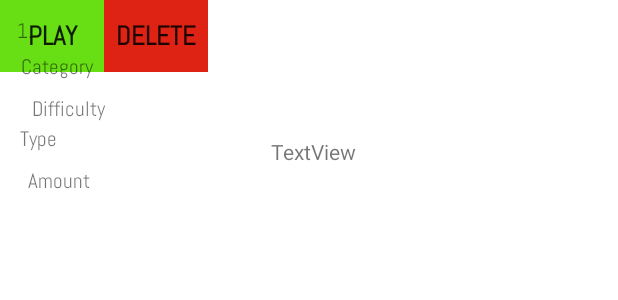
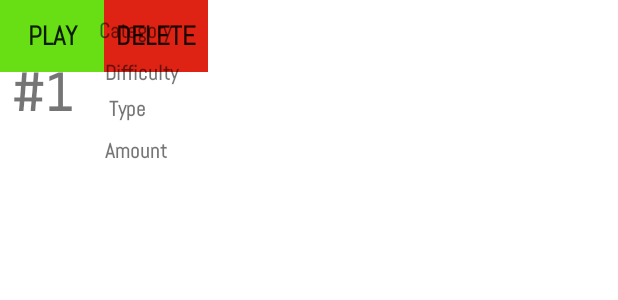
Before and after one commit to evericain01/AndroidApp, an Android app: the layout recycler_view_list.xml on its own in the app's theme, with its tools: preview values and no code run, on a phone screen of 412 x 824 dp. Shown: the top 300 px of the screen. Run offline under Robolectric (Android 15) with nearby library versions, the phone set to English and light mode, and no system bars; plain views replace SwipeRevealLayout.

Commit message:
Did minor changes the design.

```diff
--- a/QuizApp/app/build.gradle
+++ b/QuizApp/app/build.gradle
@@ -29,7 +29,7 @@ android {
 }
 
 dependencies {
-
+    implementation 'com.google.android.material:material:1.3.0'
     implementation 'com.chauthai.swipereveallayout:swipe-reveal-layout:1.4.1'
     implementation 'androidx.appcompat:appcompat:1.2.0'
     implementation 'com.google.android.material:material:1.3.0'
--- a/QuizApp/app/src/main/java/com/example/quizapp/OptionsActivity.java
+++ b/QuizApp/app/src/main/java/com/example/quizapp/OptionsActivity.java
@@ -66,7 +66,6 @@ public class OptionsActivity extends AppCompatActivity {
         addToQueue.setOnClickListener(new View.OnClickListener() {
             @Override
             public void onClick(View v) {
-
                 int chosenCategory = category.getSelectedItemPosition() + 9;
                 String chosenDifficulty = difficulty.getSelectedItem().toString().toLowerCase();
                 String chosenType = type.getSelectedItem().toString();
@@ -88,6 +87,7 @@ public class OptionsActivity extends AppCompatActivity {
 
                 // Storing this quiz into the current user's QUEUE LIST.
                 db.addQuizToQueue(currentUserID, amountOfQuestions, chosenCategory, chosenDifficulty, chosenType);
+                Toast.makeText(OptionsActivity.this, "Quiz Added To Queue.", Toast.LENGTH_SHORT).show();
             }
         });
 
--- a/QuizApp/app/src/main/java/com/example/quizapp/QuestionHandler.java
+++ b/QuizApp/app/src/main/java/com/example/quizapp/QuestionHandler.java
@@ -12,7 +12,6 @@ public class QuestionHandler extends ApiHandler {
     private int category;
     private String difficulty;
     private String type;
-
     private int id;
 
     private ArrayList<String> questions;
--- a/QuizApp/app/src/main/res/layout/recycler_view_list.xml
+++ b/QuizApp/app/src/main/res/layout/recycler_view_list.xml
@@ -49,16 +49,16 @@
         android:orientation="horizontal"
         android:padding="7dp">
 
-
         <TextView
             android:id="@+id/categoryText"
             android:layout_width="241dp"
             android:layout_height="24dp"
-            android:layout_marginTop="28dp"
+            android:layout_marginTop="4dp"
             android:fontFamily="@font/abel_font"
+            android:textStyle="bold"
             android:text="Category"
             app:layout_constraintEnd_toEndOf="parent"
-            app:layout_constraintHorizontal_bias="0.05"
+            app:layout_constraintHorizontal_bias="0.436"
             app:layout_constraintStart_toStartOf="parent"
             app:layout_constraintTop_toTopOf="parent" />
 
@@ -66,11 +66,12 @@
             android:id="@+id/difficultyText"
             android:layout_width="98dp"
             android:layout_height="20dp"
-            android:layout_marginTop="56dp"
+            android:layout_marginTop="32dp"
             android:fontFamily="@font/abel_font"
+            android:textStyle="bold"
             android:text="Difficulty"
             app:layout_constraintEnd_toEndOf="parent"
-            app:layout_constraintHorizontal_bias="0.051"
+            app:layout_constraintHorizontal_bias="0.226"
             app:layout_constraintStart_toStartOf="parent"
             app:layout_constraintTop_toTopOf="parent" />
 
@@ -78,11 +79,12 @@
             android:id="@+id/typeText"
             android:layout_width="143dp"
             android:layout_height="21dp"
-            android:layout_marginTop="76dp"
+            android:layout_marginTop="56dp"
             android:fontFamily="@font/abel_font"
+            android:textStyle="bold"
             android:text="Type"
             app:layout_constraintEnd_toEndOf="parent"
-            app:layout_constraintHorizontal_bias="0.026"
+            app:layout_constraintHorizontal_bias="0.283"
             app:layout_constraintStart_toStartOf="parent"
             app:layout_constraintTop_toTopOf="parent" />
 
@@ -90,34 +92,37 @@
             android:id="@+id/amountText"
             android:layout_width="73dp"
             android:layout_height="21dp"
-            android:layout_marginTop="104dp"
+            android:layout_marginTop="84dp"
             android:fontFamily="@font/abel_font"
+            android:textStyle="bold"
             android:text="Amount"
             app:layout_constraintEnd_toEndOf="parent"
-            app:layout_constraintHorizontal_bias="0.038"
+            app:layout_constraintHorizontal_bias="0.208"
             app:layout_constraintStart_toStartOf="parent"
             app:layout_constraintTop_toTopOf="parent" />
 
         <TextView
             android:id="@+id/queueNumberText"
-            android:layout_width="23dp"
-            android:layout_height="19dp"
-            android:layout_marginTop="4dp"
+            android:layout_width="54dp"
+            android:layout_height="45dp"
+            android:layout_marginTop="32dp"
             android:fontFamily="@font/abel_font"
-            android:text="1."
+            android:text="#1"
+            android:textStyle="bold"
+            android:textSize="35sp"
             app:layout_constraintEnd_toEndOf="parent"
-            app:layout_constraintHorizontal_bias="0.012"
+            app:layout_constraintHorizontal_bias="0.0"
             app:layout_constraintStart_toStartOf="parent"
             app:layout_constraintTop_toTopOf="parent" />
 
         <TextView
             android:id="@+id/idText"
-            android:layout_width="wrap_content"
-            android:layout_height="wrap_content"
-            android:layout_marginTop="84dp"
+            android:layout_width="7dp"
+            android:layout_height="2dp"
+            android:layout_marginTop="96dp"
             android:text="TextView"
             app:layout_constraintEnd_toEndOf="parent"
-            app:layout_constraintHorizontal_bias="0.543"
+            app:layout_constraintHorizontal_bias="0.958"
             app:layout_constraintStart_toStartOf="parent"
             app:layout_constraintTop_toTopOf="parent" />
 
```
Also changed, not shown: QuizApp/app/src/main/java/com/example/quizapp/SwipeAdapter.java (+6 -4 lines), QuizApp/app/src/main/res/layout/activity_options.xml (+23 -6 lines).
